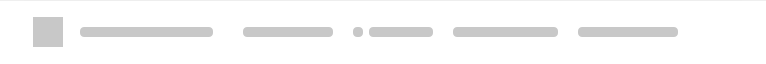
meganz/MEGAsync, file src/MEGASync/transfers/gui/linux/TransferManagerLoadingItem.ui: the form before one commit.
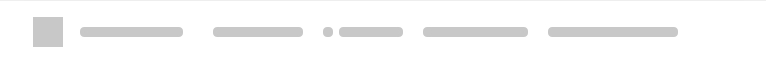
The form after the commit.

Patch:
```diff
--- a/src/MEGASync/transfers/gui/linux/TransferManagerLoadingItem.ui
+++ b/src/MEGASync/transfers/gui/linux/TransferManagerLoadingItem.ui
@@ -484,13 +484,13 @@
         </property>
         <property name="minimumSize">
          <size>
-          <width>120</width>
+          <width>150</width>
           <height>63</height>
          </size>
         </property>
         <property name="maximumSize">
          <size>
-          <width>120</width>
+          <width>150</width>
           <height>63</height>
          </size>
         </property>
```
